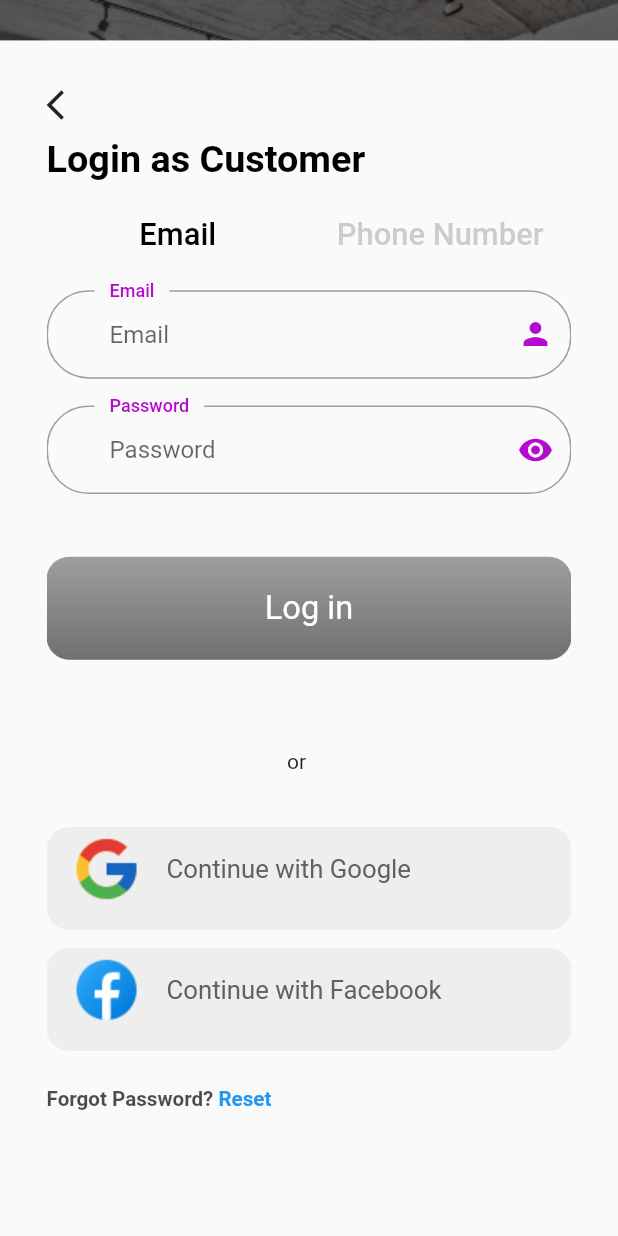
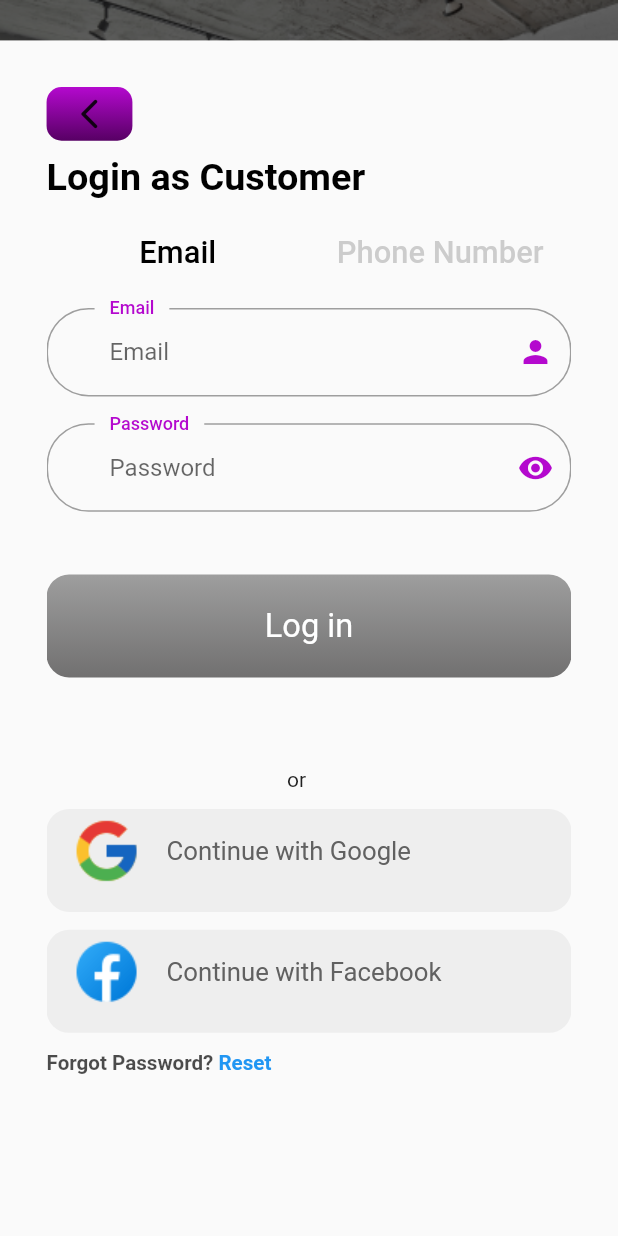
Before and after one commit to iwaai/elfaspacedashboard, a Flutter app: the CarsouelSlide screen opened by its route, after a tap on "Log in", on a phone screen of 412 x 824 dp. Run offline on Flutter 3.47's test engine with Material 2 defaults, Android fonts, the phone set to English and light mode, and no system bars; our stand-ins replace firebase_auth, firebase_core, flutter_screenutil, fluttertoast, permission_handler; accounts and stored records are empty; Roboto replaces fonts that are missing (Monsterrat-Medium, Poppins-Medium); project files that could hold a hidden picture were left out.

Commit message:
imporved UI

```diff
--- a/lib/features/carsouelSlide/presentation/widgets/customTextfields.dart
+++ b/lib/features/carsouelSlide/presentation/widgets/customTextfields.dart
@@ -9,6 +9,7 @@ class CutsomTextField extends StatelessWidget {
   final IconData icon;
   final String uppterType;
   final String errorText;
+  final bool hidetext;
 
   const CutsomTextField(
       {super.key,
@@ -16,13 +17,14 @@ class CutsomTextField extends StatelessWidget {
       required this.type,
       required this.icon,
       required this.uppterType,
-      required this.errorText});
+      required this.errorText,
+      required this.hidetext});
 
   @override
   Widget build(BuildContext context) {
     return TextFormField(
       controller: controller,
-      obscureText: true,
+      obscureText: hidetext,
       decoration: InputDecoration(
           hintText: type,
           labelText: type,
--- a/lib/features/carsouelSlide/presentation/widgets/loginForm.dart
+++ b/lib/features/carsouelSlide/presentation/widgets/loginForm.dart
@@ -47,10 +47,26 @@ class _logInFormState extends State<logInForm>
               crossAxisAlignment: CrossAxisAlignment.start,
               children: [
                 GestureDetector(
-                    onTap: () {
-                      Navigator.pop(context);
-                    },
-                    child: const Icon(Icons.arrow_back_ios)),
+                  onTap: () {
+                    Navigator.pop(context);
+                  },
+                  child: Container(
+                    height: 30.h,
+                    decoration: BoxDecoration(
+                      borderRadius: BorderRadius.circular(10),
+                      gradient: const LinearGradient(
+                        colors: kgradientColors,
+                        begin: Alignment.topCenter,
+                        end: Alignment.bottomCenter,
+                      ),
+                    ),
+                    width: 50.w,
+                    child: const Icon(
+                      Icons.arrow_back_ios_new_rounded,
+                      // color: kPrimaryColor,
+                    ),
+                  ),
+                ),
                 SizedBox(
                   height: 8.h,
                 ),
@@ -91,6 +107,7 @@ class _logInFormState extends State<logInForm>
                               icon: Icons.person,
                               uppterType: 'Email',
                               errorText: 'Enter Valid Email',
+                              hidetext: false,
                             ),
                             SizedBox(
                               height: 15.h,
@@ -101,9 +118,10 @@ class _logInFormState extends State<logInForm>
                               icon: Icons.visibility,
                               uppterType: 'Password',
                               errorText: 'Enter your password',
+                              hidetext: true,
                             ),
                             SizedBox(
-                              height: 35.h,
+                              height: 10.h,
                             ),
                             Consumer<errorProvider>(
                               builder:
@@ -140,6 +158,9 @@ class _logInFormState extends State<logInForm>
                                 ));
                               },
                             ),
+                            SizedBox(
+                              height: 25.h,
+                            ),
                             LoginInButton(
                                 heightt: 60,
                                 widthh: 310,
@@ -175,7 +196,7 @@ class _logInFormState extends State<logInForm>
                               ],
                             ),
                             SizedBox(
-                              height: 30.h,
+                              height: 10.h,
                             ),
                             DiffLoginButton(
                               text: 'Continue with Google',
@@ -195,7 +216,7 @@ class _logInFormState extends State<logInForm>
                               image: 'assets/icons/facebook.png',
                             ),
                             SizedBox(
-                              height: 20.h,
+                              height: 10.h,
                             ),
                             Row(
                               children: [
--- a/lib/features/work_spaces/presentation/pages/work_space.dart
+++ b/lib/features/work_spaces/presentation/pages/work_space.dart
@@ -2,12 +2,12 @@ import 'package:elfa_main_dashboard/constants.dart';
 import 'package:elfa_main_dashboard/features/work_spaces/presentation/pages/favurite_panel.dart';
 import 'package:elfa_main_dashboard/features/work_spaces/presentation/pages/inbox_panel.dart';
 import 'package:elfa_main_dashboard/features/work_spaces/presentation/pages/profile_page.dart';
-import 'package:elfa_main_dashboard/features/work_spaces/presentation/widgets/space_tiles.dart';
 import 'package:elfa_main_dashboard/features/work_spaces/presentation/pages/work_space_home.dart';
 import 'package:flutter/material.dart';
 
 class WorkSpace extends StatefulWidget {
-  const WorkSpace({Key? key});
+  static const routeName = '/workSpace';
+  WorkSpace({Key? key});
 
   @override
   State<WorkSpace> createState() => _WorkSpaceState();
--- a/lib/main.dart
+++ b/lib/main.dart
@@ -10,7 +10,8 @@ import 'features/enableLoction_screen/presentation/pages/enable_location_screen.
 import 'features/carsouelSlide/presentation/pages/carsouelSlide.dart';
 import 'package:firebase_core/firebase_core.dart';
 import './features/carsouelSlide/presentation/provider/errorProvider.dart';
-import './features/homeScreen/homeScreen.dart';
+// import './features/homeScreen/homeScreen.dart';
+// import './features/work_spaces/presentation/pages/work_space.dart';
 
 void main() async {
   WidgetsFlutterBinding.ensureInitialized();
@@ -40,7 +41,8 @@ class MyApp extends StatelessWidget {
           routes: {
             enableLocationScreen.routeName: (ctx) =>
                 const enableLocationScreen(),
-            CarsouelSlide.routeName: (ctx) => const CarsouelSlide()
+            CarsouelSlide.routeName: (ctx) => const CarsouelSlide(),
+            WorkSpace.routeName: (ctx) => WorkSpace(),
           },
         ),
       );
```
Also changed, not shown: lib/features/carsouelSlide/data/authenticationMethods.dart (+5 -2 lines), lib/features/carsouelSlide/presentation/widgets/signupform.dart (+16 -1 lines), lib/features/homeScreen/homeScreen.dart (+20 -13 lines).
